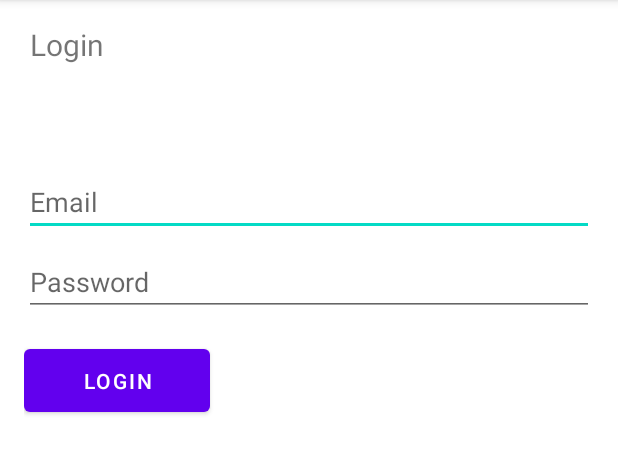
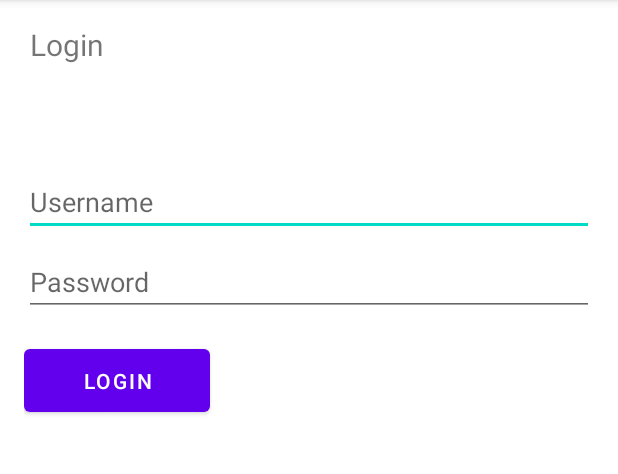
Before and after one commit to kgithcoy/moviesapp, an Android app: the screen it shows after launch (LoginActivity), on a phone screen of 412 x 824 dp, the part 84-558 px from its top. Run offline under Robolectric (Android 15) with nearby library versions, the phone set to English and light mode, and no system bars.

Commit message:
fix: change email label to username

```diff
--- a/app/src/main/res/layout/activity_login.xml
+++ b/app/src/main/res/layout/activity_login.xml
@@ -17,8 +17,8 @@
         android:layout_width="0dp"
         android:layout_height="wrap_content"
         android:layout_marginTop="96dp"
-        android:autofillHints="@string/prompt_email"
-        android:hint="@string/prompt_email"
+        android:autofillHints="@string/prompt_username"
+        android:hint="@string/prompt_username"
         android:inputType="textEmailAddress"
         android:selectAllOnFocus="true"
         app:layout_constraintEnd_toEndOf="parent"
--- a/app/src/main/res/values/strings.xml
+++ b/app/src/main/res/values/strings.xml
@@ -21,4 +21,5 @@
     <string name="list">Lijst</string>
     <string name="menu_action_list">listicon</string>
     <string name="login_toast_message_error">Invalid credentials</string>
+    <string name="prompt_username">Username</string>
 </resources>
```
